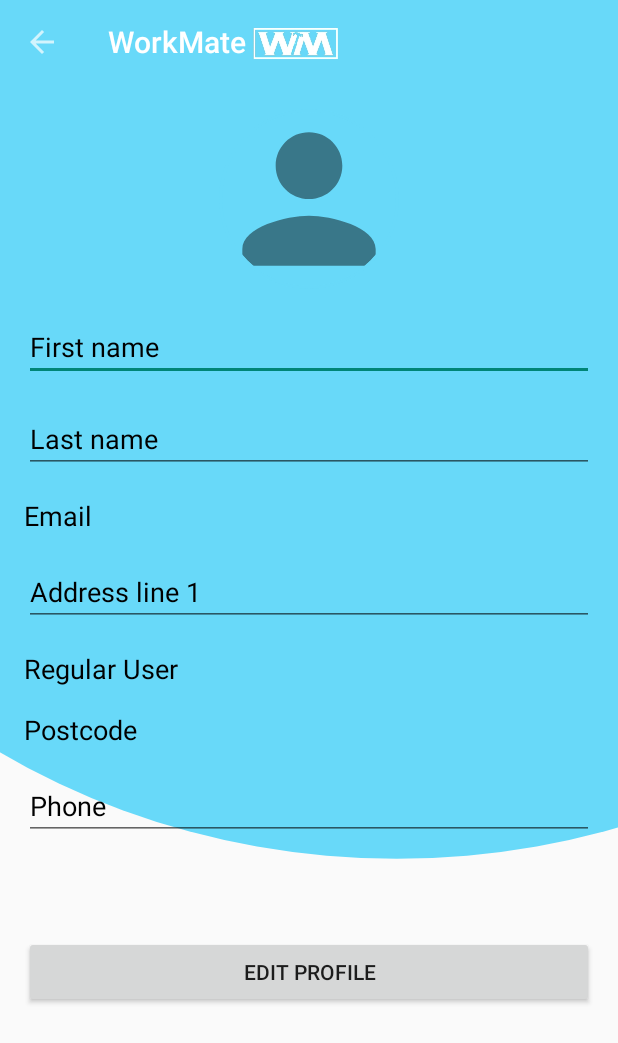
After one commit to doylej35/WorkMate, an Android app: the EditProfileActivity screen opened directly, with no data from a screen before it, on a phone screen of 412 x 824 dp. The commit adds this screen. Shown: the top 1043 px of the screen. Run offline under Robolectric (Android 15) with nearby library versions, the phone set to English and light mode, and no system bars; our stand-ins replace CircleImageView, Firebase (no records; nobody signed in at launch, a user with empty details on screens opened directly); 4 statements that could not run were skipped.

Commit message:
Edit profile added through an activity connected to profile

```diff
--- a/app/build.gradle
+++ b/app/build.gradle
@@ -36,6 +36,7 @@ dependencies {
     implementation 'androidx.constraintlayout:constraintlayout:2.0.4'
     implementation 'androidx.wear:wear:1.1.0'
     implementation 'com.google.firebase:firebase-auth:20.0.2'
+    implementation 'androidx.legacy:legacy-support-v4:1.0.0'
 
     testImplementation 'org.junit.jupiter:junit-jupiter-api:5.7.1'
     testImplementation 'org.testng:testng:6.9.6'
--- a/app/src/main/java/com/example/workmate/DatabaseHelper.java
+++ b/app/src/main/java/com/example/workmate/DatabaseHelper.java
@@ -230,4 +230,29 @@ public class DatabaseHelper extends SQLiteOpenHelper {
         search.close();
         return client;
     }
+
+    public void updateClient(String user, String fname, String lname, String addr, String phone){
+        SQLiteDatabase db = this.getWritableDatabase();
+        ContentValues contentValues = new ContentValues();
+
+        contentValues.put(COLUMN_CLIENT_FNAME, fname);
+        contentValues.put(COLUMN_CLIENT_LNAME, lname);
+        contentValues.put(COLUMN_CLIENT_ADDR, addr);
+        contentValues.put(COLUMN_CLIENT_PHONE, phone);
+
+        db.update(TABLE_CLIENT, contentValues, "CLIENT_EMAIL=?", new String[]{user});
+
+    }
+
+    public void updateSupplier(String user, String fname, String lname, String addr, String phone){
+        SQLiteDatabase db = this.getWritableDatabase();
+        ContentValues contentValues = new ContentValues();
+
+        contentValues.put(COLUMN_SUPPLIER_FNAME, fname);
+        contentValues.put(COLUMN_SUPPLIER_LNAME, lname);
+        contentValues.put(COLUMN_SUPPLIER_ADDR, addr);
+        contentValues.put(COLUMN_SUPPLIER_PHONE, phone);
+
+        db.update(TABLE_SUPPLIER, contentValues, "SUPPLIER_EMAIL=?", new String[]{user});
+    }
 }
--- /dev/null
+++ b/app/src/main/java/com/example/workmate/EditProfileActivity.java
@@ -0,0 +1,93 @@
+package com.example.workmate;
+
+import android.content.Intent;
+import android.os.Bundle;
+
+import android.view.View;
+import android.widget.Button;
+import android.widget.EditText;
+import android.widget.TextView;
+
+import androidx.appcompat.app.AppCompatActivity;
+import androidx.appcompat.widget.Toolbar;
+
+import com.google.firebase.auth.FirebaseAuth;
+import com.google.firebase.auth.FirebaseUser;
+
+public class EditProfileActivity extends AppCompatActivity {
+    private EditText Fname, Lname, Address1, Phone;
+    private DatabaseHelper databaseHelper;
+    private Button button;
+    String firstned, lastned, addressed, serviceed, postcodeed, phoneed; //edited string
+
+    @Override
+    protected void onCreate(Bundle savedInstanceState) {
+        super.onCreate(savedInstanceState);
+        setContentView(R.layout.activity_edit_profile);
+        FirebaseUser user = FirebaseAuth.getInstance().getCurrentUser();
+
+        Toolbar mToolbar = findViewById(R.id.nav_action);
+        setSupportActionBar(mToolbar);
+        getSupportActionBar().setDisplayHomeAsUpEnabled(true);
+
+        Intent intent = new Intent( this, MainActivity.class);
+
+        button = findViewById(R.id.edbtnEditProfile);
+
+        Fname = findViewById(R.id.edFName);
+        Lname = findViewById(R.id.edLName);
+        Address1 = findViewById(R.id.edAddress1);
+        Phone = findViewById(R.id.edPhone);
+
+        databaseHelper = new DatabaseHelper(EditProfileActivity.this);
+        String email = user.getEmail();
+        String service;
+
+        SupplierModel supplier = databaseHelper.searchSupplier(email);
+        if(supplier != null){
+            addressed = supplier.getSupplierAddr();
+            phoneed = supplier.getSupplierPhone();
+            firstned = supplier.getSupplierFname();
+            lastned = supplier.getSupplierLname();
+            service = supplier.getSupplierService();
+
+        }else {
+            ClientModel client = databaseHelper.searchClient(email);
+            service = "Regular User";
+            firstned = client.getClientFname();
+            lastned = client.getClientLname();
+            addressed = client.getClientAddr();
+            phoneed = client.getClientPhone();
+
+        }
+
+        String uid = user.getUid();
+
+        TextView textView;
+        textView = findViewById(R.id.edEmail);
+        textView.setText(email);
+
+        textView = findViewById(R.id.edService);
+        textView.setText(service);
+
+        Fname.setText(firstned);
+        Lname.setText(lastned);
+        Address1.setText(addressed);
+        Phone.setText(phoneed);
+
+        button.setOnClickListener(new View.OnClickListener() {
+            @Override
+            public void onClick(View v) {
+                String email = user.getEmail();
+                if(supplier != null){
+                    databaseHelper.updateSupplier(email, Fname.getText().toString(), Lname.getText().toString(), Address1.getText().toString(), Phone.getText().toString());
+                    startActivity(intent);
+
+                }else {
+                    databaseHelper.updateClient(email, Fname.getText().toString(), Lname.getText().toString(), Address1.getText().toString(), Phone.getText().toString());
+                    startActivity(intent);
+                }
+            }
+        });
+    }
+}
--- a/app/src/main/java/com/example/workmate/MainActivity.java
+++ b/app/src/main/java/com/example/workmate/MainActivity.java
@@ -132,8 +132,6 @@ public class MainActivity<stringTextView> extends AppCompatActivity implements N
                 //open service provider registration
                 getSupportFragmentManager().beginTransaction().replace(R.id.frame_container,
                         new LoginFragment()).commit();
-                //Intent intent = new Intent(this, Login.class);
-                //startActivity(intent);
                 break;
         }
 
--- a/app/src/main/java/com/example/workmate/ProfileFragment.java
+++ b/app/src/main/java/com/example/workmate/ProfileFragment.java
@@ -5,6 +5,7 @@ import android.os.Bundle;
 import android.view.LayoutInflater;
 import android.view.View;
 import android.view.ViewGroup;
+import android.widget.Button;
 import android.widget.TextView;
 import android.widget.Toast;
 
@@ -14,12 +15,18 @@ import com.google.firebase.auth.FirebaseAuth;
 import com.google.firebase.auth.FirebaseUser;
 
 public class ProfileFragment extends Fragment {
+    Button edit;
 
     @Override
     public View onCreateView(LayoutInflater inflater,  ViewGroup container, Bundle savedInstanceState){
         ViewGroup root = (ViewGroup) inflater.inflate(R.layout.fragment_profile, null);
         DatabaseHelper databaseHelper = new DatabaseHelper(getActivity());
         FirebaseUser user = FirebaseAuth.getInstance().getCurrentUser();
+
+        edit = (Button) root.findViewById(R.id.btnEditProfile);
+
+        Intent intent = new Intent( getActivity(), EditProfileActivity.class);
+
         if(user != null){
             String email = user.getEmail();
             String address1;
@@ -70,8 +77,8 @@ public class ProfileFragment extends Fragment {
 
         }else{
 
-            Intent intent = new Intent( getActivity(), Login.class);
-            startActivity(intent);  //changes page to main activity
+            Intent intent1 = new Intent( getActivity(), Login.class);
+            startActivity(intent1);  //changes page to main activity
            //Toast.makeText(getActivity(), "not logged in", Toast.LENGTH_SHORT).show();
         }
         /*firebaseDatabase = firebaseDatabase.getInstance();
@@ -82,8 +89,17 @@ public class ProfileFragment extends Fragment {
 
         getdata();*/
 
+        edit.setOnClickListener(new View.OnClickListener() {
+            @Override
+            public void onClick(View v) {
+                startActivity(intent);
+            }
+        });
+
         return root;
         //return inflater.inflate(R.layout.fragment_profile,  container, false);
     }
 
+
+
 }
--- a/app/src/main/java/com/example/workmate/SettingsFragment.java
+++ b/app/src/main/java/com/example/workmate/SettingsFragment.java
@@ -17,7 +17,7 @@ import com.google.firebase.auth.FirebaseUser;
 public class SettingsFragment extends Fragment {
     FirebaseAuth fAuth;
     View view;
-    Button logout, PassReset;
+    Button logout, PassReset, edit;
 
     @Override
     public View onCreateView(LayoutInflater inflater, ViewGroup container, Bundle savedInstanceState){
@@ -28,6 +28,7 @@ public class SettingsFragment extends Fragment {
 
         logout = (Button) view.findViewById(R.id.setting_logout);
         PassReset = (Button) view.findViewById(R.id.setting_PassReset);
+        edit = (Button) view.findViewById(R.id.setting_editUser);
 
         Intent intent = new Intent( getActivity(), MainActivity.class);
 
@@ -46,6 +47,35 @@ public class SettingsFragment extends Fragment {
             }
         });
 
+        edit.setOnClickListener(new View.OnClickListener() {
+            @Override
+            public void onClick(View v) {
+                //logs out the current user then returns to main activity
+                if(currentUser!=null) {     //if existing user
+                    Intent intent1 = new Intent( getActivity(), EditProfileActivity.class);
+                    startActivity(intent1);
+                }
+                else {
+                    Toast.makeText(getActivity(), "Not signed in!", Toast.LENGTH_SHORT).show();
+                }
+            }
+        });
+
+        PassReset.setOnClickListener(new View.OnClickListener() {
+            @Override
+            public void onClick(View v) {
+                String email = currentUser.getEmail();
+                //logs out the current user then returns to main activity
+                if(currentUser!=null) {     //if existing user
+                    fAuth.sendPasswordResetEmail(email);    //sends recovery email
+                    startActivity(intent);
+                }
+                else {
+                    Toast.makeText(getActivity(), "Not signed  cannot reset!", Toast.LENGTH_SHORT).show();
+                }
+            }
+        });
+
         return view;
     }
 }
--- /dev/null
+++ b/app/src/main/res/layout/activity_edit_profile.xml
@@ -0,0 +1,202 @@
+<?xml version="1.0" encoding="utf-8"?>
+<androidx.constraintlayout.widget.ConstraintLayout xmlns:android="http://schemas.android.com/apk/res/android"
+    xmlns:app="http://schemas.android.com/apk/res-auto"
+    xmlns:tools="http://schemas.android.com/tools"
+    android:id="@+id/drawerLayout"
+    android:layout_width="match_parent"
+    android:layout_height="match_parent"
+    android:orientation="vertical">
+
+    <LinearLayout
+        android:orientation="vertical"
+        android:layout_width="match_parent"
+        android:layout_height="match_parent">
+        <ImageView
+            android:layout_weight="4"
+            android:src="@drawable/backcircle1"
+            android:scaleType="centerCrop"
+            android:layout_width="match_parent"
+            android:layout_height="0dp" />
+        <View
+            android:layout_weight="1"
+            android:layout_width="match_parent"
+            android:layout_height="0dp"/>
+    </LinearLayout>
+
+    <include
+        layout="@layout/nav_action_bar"
+        android:layout_width="match_parent"
+        android:layout_height="?actionBarSize" />
+
+
+    <ScrollView
+        android:id="@+id/scrollView2"
+        android:layout_width="match_parent"
+        android:layout_height="match_parent"
+        app:layout_constraintBottom_toBottomOf="parent"
+        app:layout_constraintTop_toTopOf="parent"
+        tools:context=".ClientRegActivity"
+        tools:layout_editor_absoluteX="39dp">
+
+        <LinearLayout
+            android:layout_width="match_parent"
+            android:layout_height="wrap_content"
+            android:layout_marginLeft="16dp"
+            android:layout_marginRight="16dp"
+            android:orientation="vertical">
+
+            <TextView
+                android:id="@+id/edTitle"
+                android:layout_width="match_parent"
+                android:layout_height="match_parent"
+                android:layout_marginTop="16dp"
+                android:paddingBottom="16dp"
+                android:text="@string/drawer_profile"
+                android:textAlignment="center"
+                android:textColor="@color/main_blue"
+                android:textSize="30sp"
+                android:textStyle="bold"
+                android:visibility="invisible"
+                app:layout_constraintEnd_toEndOf="parent"
+                app:layout_constraintStart_toStartOf="parent"
+                app:layout_constraintTop_toTopOf="parent" />
+
+            <de.hdodenhof.circleimageview.CircleImageView
+                android:id="@+id/edimageView"
+                android:layout_width="120dp"
+                android:layout_height="120dp"
+                android:layout_gravity="center"
+                android:contentDescription="@string/Avatar"
+                android:src="@drawable/ic_action_name"
+                app:civ_border_color="@color/main_blue"
+                app:civ_border_width="2dp"
+                tools:srcCompat="@tools:sample/avatars" />
+
+            <EditText
+                android:id="@+id/edFName"
+                android:layout_width="match_parent"
+                android:layout_height="match_parent"
+                android:layout_marginTop="16dp"
+                android:ems="10"
+                android:hint="@string/reg_first_name"
+                android:importantForAutofill="yes"
+                android:textColor="@color/black"
+                android:textColorHint="@color/black"
+                android:textSize="18sp"
+                app:layout_constraintEnd_toEndOf="parent"
+                app:layout_constraintStart_toStartOf="parent" />
+
+            <EditText
+                android:id="@+id/edLName"
+                android:layout_width="match_parent"
+                android:layout_height="match_parent"
+                android:layout_marginTop="16dp"
+                android:autofillHints=""
+                android:ems="10"
+                android:hint="@string/reg_last_name"
+                android:textColor="@color/black"
+                android:textColorHint="@color/black"
+                android:textSize="18sp"
+                app:layout_constraintEnd_toEndOf="parent"
+                app:layout_constraintStart_toStartOf="parent"
+                app:layout_constraintTop_toBottomOf="@+id/edFirstName" />
+
+            <TextView
+                android:id="@+id/edEmail"
+                android:layout_width="match_parent"
+                android:layout_height="match_parent"
+                android:layout_marginTop="16dp"
+                android:autofillHints=""
+                android:ems="10"
+                android:hint="@string/reg_email"
+                android:textColor="@color/black"
+                android:textColorHint="@color/black"
+                android:textSize="18sp"
+                android:visibility="visible"
+                app:layout_constraintEnd_toEndOf="parent"
+                app:layout_constraintHorizontal_bias="0.497"
+                app:layout_constraintStart_toStartOf="parent"
+                app:layout_constraintTop_toBottomOf="@+id/edLastName" />
+
+            <EditText
+                android:id="@+id/edAddress1"
+                android:layout_width="match_parent"
+                android:layout_height="match_parent"
+                android:layout_marginTop="16dp"
+                android:autofillHints=""
+                android:ems="10"
+                android:hint="@string/address1"
+                android:textColor="@color/black"
+                android:textColorHint="@color/black"
+                android:textSize="18sp"
+                app:layout_constraintEnd_toEndOf="parent"
+                app:layout_constraintHorizontal_bias="0.497"
+                app:layout_constraintStart_toStartOf="parent"
+                app:layout_constraintTop_toBottomOf="@+id/edEmail2" />
+
+            <TextView
+                android:id="@+id/edService"
+                android:layout_width="match_parent"
+                android:layout_height="match_parent"
+                android:layout_marginTop="16dp"
+                android:autofillHints=""
+                android:ems="10"
+                android:hint="@+string/Service"
+                android:textColor="@color/black"
+                android:textColorHint="@color/black"
+                android:textSize="18sp"
+                app:layout_constraintEnd_toEndOf="parent"
+                app:layout_constraintHorizontal_bias="0.497"
+                app:layout_constraintStart_toStartOf="parent"
+                app:layout_constraintTop_toBottomOf="@+id/edAddress1" />
+
+            <TextView
+                android:id="@+id/edPostcode"
+                android:layout_width="match_parent"
+                android:layout_height="match_parent"
+                android:layout_marginTop="16dp"
+                android:autofillHints=""
+                android:ems="10"
+                android:hint="@string/postcode"
+                android:textColor="@color/black"
+                android:textColorHint="@color/black"
+                android:textSize="18sp"
+                app:layout_constraintEnd_toEndOf="parent"
+                app:layout_constraintHorizontal_bias="0.497"
+                app:layout_constraintStart_toStartOf="parent"
+                app:layout_constraintTop_toBottomOf="@+id/edAddress2" />
+
+            <EditText
+                android:id="@+id/edPhone"
+                android:layout_width="match_parent"
+                android:layout_height="match_parent"
+                android:layout_marginTop="16dp"
+                android:autofillHints=""
+                android:ems="10"
+                android:hint="@string/reg_phone"
+                android:textColor="@color/black"
+                android:textColorHint="@color/black"
+                android:textSize="18sp"
+                app:layout_constraintEnd_toEndOf="parent"
+                app:layout_constraintHorizontal_bias="0.497"
+                app:layout_constraintStart_toStartOf="parent"
+                app:layout_constraintTop_toBottomOf="@+id/edPostcode" />
+
+            <Button
+                android:id="@+id/edbtnEditProfile"
+                android:layout_width="match_parent"
+                android:layout_height="wrap_content"
+                android:layout_marginTop="64dp"
+                android:layout_marginEnd="0dp"
+                android:layout_marginBottom="8dp"
+                android:text="@string/edit_profile"
+                app:layout_constraintEnd_toEndOf="parent"
+                app:layout_constraintStart_toStartOf="parent"
+                app:layout_constraintTop_toBottomOf="@+id/edPhone" />
+
+
+        </LinearLayout>
+
+    </ScrollView>
+
+</androidx.constraintlayout.widget.ConstraintLayout>
--- a/app/src/main/res/layout/fragment_settings.xml
+++ b/app/src/main/res/layout/fragment_settings.xml
@@ -26,20 +26,26 @@
             app:layout_constraintTop_toTopOf="parent" />
 
         <Button
+            android:id="@+id/setting_PassReset"
+            android:layout_width="match_parent"
+            android:layout_height="wrap_content"
+            android:text="Reset Password"
+            android:padding="16dp"/>
+
+        <Button
+            android:id="@+id/setting_editUser"
+            android:layout_width="match_parent"
+            android:layout_height="wrap_content"
+            android:text="Edit Profile"
+            android:padding="16dp"/>
+
+        <Button
             android:id="@+id/setting_logout"
             android:layout_width="match_parent"
             android:layout_height="wrap_content"
             android:text="@string/logout"
             android:padding="16dp"/>
 
-        <Button
-            android:id="@+id/setting_PassReset"
-            android:layout_width="match_parent"
-            android:layout_height="wrap_content"
-            android:text="Reset Password"
-            android:padding="16dp"/>
-
-
     </LinearLayout>
 
 </ScrollView>
--- a/app/src/main/res/values-round/strings.xml
+++ b/app/src/main/res/values-round/strings.xml
@@ -1,3 +1,5 @@
 <resources>
 
+
+    <string name="hello_world">Hello Round World!</string>
 </resources>
--- a/app/src/main/res/values/strings.xml
+++ b/app/src/main/res/values/strings.xml
@@ -69,6 +69,13 @@
     <string name="view_suppliers">View Suppliers</string>
     <string name="viewdata">ViewData</string>
     <string name="search">Search&#8230;</string>
+    <string name="drawer_editprofile">Edit Profile</string>
+    <string name="title_activity_edit_profile">EditProfile</string>
+    <!--
+    This string is used for square devices and overridden by hello_world in
+    values-round/strings.xml for round devices.
+    -->
+    <string name="hello_world">Hello Square World!</string>
 
 
 </resources>
```
Also changed, not shown: app/src/main/AndroidManifest.xml (+12 -9 lines).
